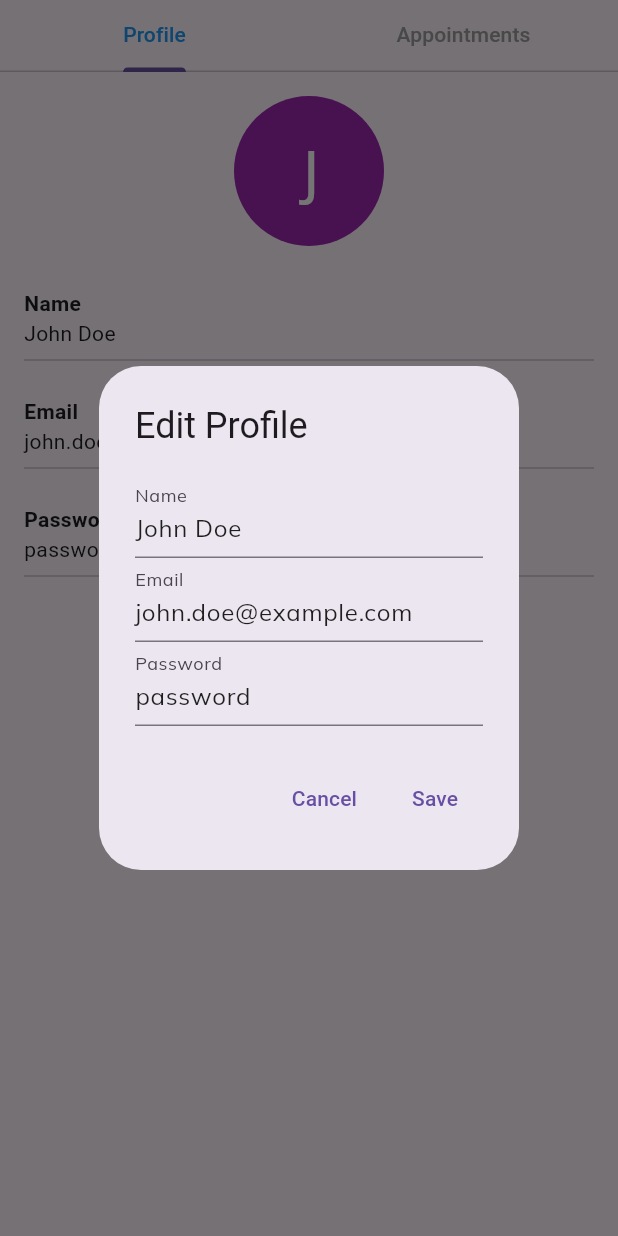
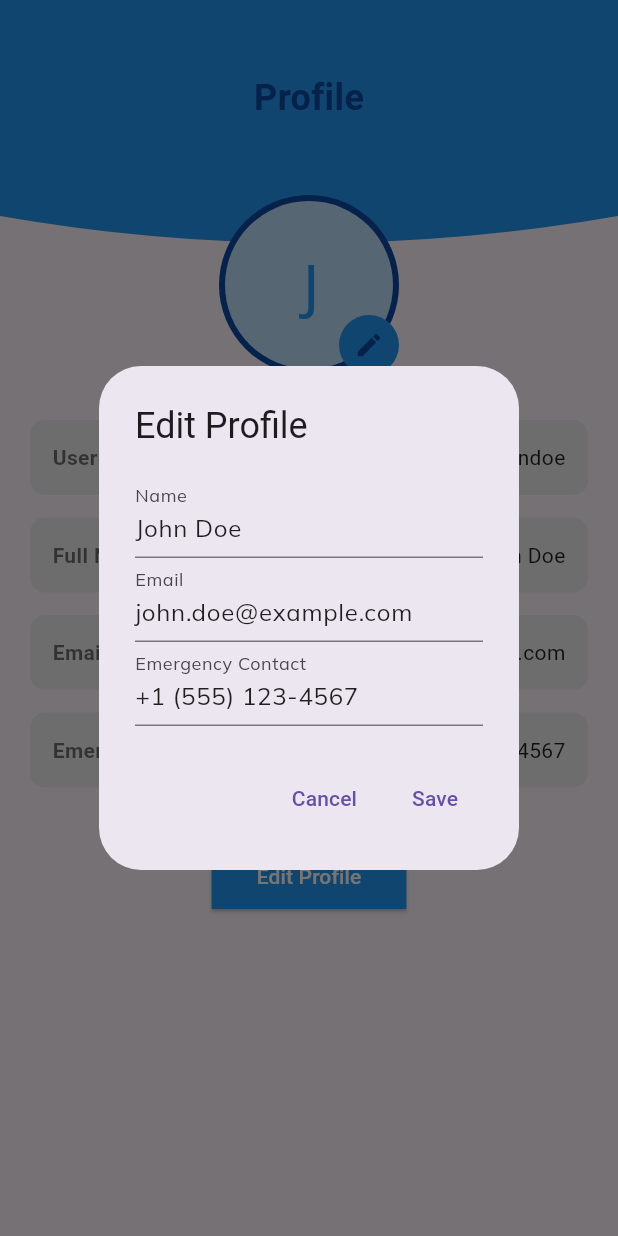
Before and after one commit to mutana-derrick/HealPath-Dev, a Flutter app: the PatientProfileTab screen opened directly, after a tap on "Edit Profile", on a phone screen of 412 x 824 dp. Run offline on Flutter 3.47's test engine with Material 3 defaults, Android fonts, the light colour scheme and no system bars; our stand-ins replace fl_chart, get, google_fonts, google_nav_bar, modal_bottom_sheet.

Commit message:
modified the patient profile page

```diff
--- a/lib/src/features/patient/profile_tab.dart
+++ b/lib/src/features/patient/profile_tab.dart
@@ -2,32 +2,29 @@ import 'package:flutter/material.dart';
 import 'package:get/get.dart';
 
 class PatientProfileTab extends StatelessWidget {
-  const PatientProfileTab({super.key});
+  const PatientProfileTab({Key? key}) : super(key: key);
 
   @override
   Widget build(BuildContext context) {
     return GetBuilder<PatientProfileController>(
       init: PatientProfileController(),
       builder: (controller) {
-        return DefaultTabController(
-          length: 2,
-          child: Column(
+        return Scaffold(
+          body: Stack(
             children: [
-              const TabBar(
-                tabs: [
-                  Tab(text: 'Profile'),
-                  Tab(text: 'Appointments'),
+              Column(
+                children: [
+                  _buildHeader(context),
+                  Expanded(
+                    child: _buildProfileContent(controller),
+                  ),
                 ],
-                labelColor: Colors.blue,
-                unselectedLabelColor: Colors.grey,
               ),
-              Expanded(
-                child: TabBarView(
-                  children: [
-                    _buildProfileView(controller),
-                    _buildAppointmentsView(),
-                  ],
-                ),
+              Positioned(
+                top: 130,
+                left: 0,
+                right: 0,
+                child: _buildProfileImage(controller),
               ),
             ],
           ),
@@ -36,33 +33,74 @@ class PatientProfileTab extends StatelessWidget {
     );
   }
 
-  Widget _buildProfileView(PatientProfileController controller) {
-    return SingleChildScrollView(
-      padding: const EdgeInsets.all(16.0),
-      child: Column(
-        crossAxisAlignment: CrossAxisAlignment.start,
+  Widget _buildHeader(BuildContext context) {
+    return CustomPaint(
+      painter: HeaderCurvePainter(),
+      child: Container(
+        height: 180,
+        padding: EdgeInsets.only(bottom: 50),
+        alignment: Alignment.center,
+        child: Text(
+          'Profile',
+          style: TextStyle(
+            fontSize: 24,
+            fontWeight: FontWeight.bold,
+            color: Colors.blue[900],
+          ),
+        ),
+      ),
+    );
+  }
+
+  Widget _buildProfileImage(PatientProfileController controller) {
+    return Center(
+      child: Stack(
         children: [
-          Center(
+          CircleAvatar(
+            radius: 60,
+            backgroundColor: Colors.blue[900],
             child: CircleAvatar(
-              radius: 50,
-              backgroundColor: Colors.purple,
-              child: controller.profileImageUrl.isEmpty
-                  ? Text(
-                      controller.nameController.text[0],
-                      style: const TextStyle(fontSize: 40, color: Colors.white),
-                    )
-                  : null,
+              radius: 56,
+              backgroundColor: Colors.blue[100],
+              child: Text(
+                controller.nameController.text[0].toUpperCase(),
+                style: TextStyle(fontSize: 40, color: Colors.blue),
+              ),
             ),
           ),
-          const SizedBox(height: 20),
-          _buildInfoField('Name', controller.nameController.text),
+          Positioned(
+            bottom: 0,
+            right: 0,
+            child: CircleAvatar(
+              radius: 20,
+              backgroundColor: Colors.blue,
+              child: Icon(Icons.edit, color: Colors.blue[900], size: 20),
+            ),
+          ),
+        ],
+      ),
+    );
+  }
+
+  Widget _buildProfileContent(PatientProfileController controller) {
+    return SingleChildScrollView(
+      padding: EdgeInsets.only(top: 100, left: 20, right: 20),
+      child: Column(
+        children: [
+          _buildInfoField('Username', controller.username),
+          _buildInfoField('Full Name', controller.nameController.text),
           _buildInfoField('Email', controller.emailController.text),
-          _buildInfoField('Password', controller.passwordController.text),
-          const SizedBox(height: 20),
-          Center(
-            child: ElevatedButton(
-              onPressed: () => _showEditProfileDialog(controller),
-              child: const Text('Edit Profile'),
+          _buildInfoField('Emergency Contact', controller.emergencyContact),
+          SizedBox(height: 20),
+          ElevatedButton(
+            onPressed: () => _showEditProfileDialog(controller),
+            child: Text('Edit Profile', style: TextStyle(color: Colors.white)),
+            style: ElevatedButton.styleFrom(
+              backgroundColor: Colors.blue,
+              shape: RoundedRectangleBorder(
+                borderRadius: BorderRadius.circular(0),
+              ),
+              padding: EdgeInsets.symmetric(horizontal: 30, vertical: 12),
             ),
           ),
         ],
@@ -71,22 +109,30 @@ class PatientProfileTab extends StatelessWidget {
   }
 
   Widget _buildInfoField(String label, String value) {
-    return Padding(
-      padding: const EdgeInsets.symmetric(vertical: 8.0),
-      child: Column(
-        crossAxisAlignment: CrossAxisAlignment.start,
+    return Container(
+      margin: EdgeInsets.only(bottom: 15),
+      padding: EdgeInsets.all(15),
+      decoration: BoxDecoration(
+        color: Colors.grey[200],
+        borderRadius: BorderRadius.circular(10),
+      ),
+      child: Row(
+        mainAxisAlignment: MainAxisAlignment.spaceBetween,
         children: [
-          Text(label, style: const TextStyle(fontWeight: FontWeight.bold)),
-          Text(value),
-          const Divider(),
+          Text(
+            label,
+            style: TextStyle(
+              fontWeight: FontWeight.bold,
+              color: Colors.black54,
+            ),
+          ),
+          Text(
+            value,
+            style: TextStyle(color: Colors.black87),
+          ),
         ],
       ),
     );
-  }
-
-  Widget _buildAppointmentsView() {
-    // Placeholder for appointments view
-    return const Center(child: Text('Appointments View'));
   }
 
   void _showEditProfileDialog(PatientProfileController controller) {
@@ -94,22 +140,24 @@ class PatientProfileTab extends StatelessWidget {
       context: Get.context!,
       builder: (BuildContext context) {
         return AlertDialog(
-          title: const Text('Edit Profile'),
+          title: Text('Edit Profile'),
           content: SingleChildScrollView(
             child: Column(
               mainAxisSize: MainAxisSize.min,
               children: [
                 TextField(
-                  decoration: const InputDecoration(labelText: 'Name'),
+                  decoration: InputDecoration(labelText: 'Name'),
                   controller: controller.nameController,
                 ),
                 TextField(
-                  decoration: const InputDecoration(labelText: 'Email'),
+                  decoration: InputDecoration(labelText: 'Email'),
                   controller: controller.emailController,
                 ),
                 TextField(
-                  decoration: const InputDecoration(labelText: 'Password'),
-                  controller: controller.passwordController,
+                  decoration: InputDecoration(labelText: 'Emergency Contact'),
+                  controller:
+                      TextEditingController(text: controller.emergencyContact),
+                  onChanged: (value) => controller.emergencyContact = value,
                 ),
               ],
             ),
@@ -117,14 +165,14 @@ class PatientProfileTab extends StatelessWidget {
           actions: [
             TextButton(
               onPressed: () => Navigator.of(context).pop(),
-              child: const Text('Cancel'),
+              child: Text('Cancel'),
             ),
             TextButton(
               onPressed: () {
                 controller.updateProfile();
                 Navigator.of(context).pop();
               },
-              child: const Text('Save'),
+              child: Text('Save'),
             ),
           ],
         );
@@ -133,13 +181,38 @@ class PatientProfileTab extends StatelessWidget {
   }
 }
 
+class HeaderCurvePainter extends CustomPainter {
+  @override
+  void paint(Canvas canvas, Size size) {
+    var paint = Paint();
+    paint.color = Colors.blue;
+    paint.style = PaintingStyle.fill;
+
+    var path = Path();
+    path.moveTo(0, 0);
+    path.lineTo(0, size.height * 0.8);
+    path.quadraticBezierTo(
+      size.width / 2,
+      size.height,
+      size.width,
+      size.height * 0.8,
+    );
+    path.lineTo(size.width, 0);
+    path.close();
+
+    canvas.drawPath(path, paint);
+  }
+
+  @override
+  bool shouldRepaint(CustomPainter oldDelegate) => false;
+}
+
 class PatientProfileController extends GetxController {
   final nameController = TextEditingController();
   final emailController = TextEditingController();
-  final passwordController = TextEditingController();
-
   String profileImageUrl = '';
   String emergencyContact = '';
+  String username = 'johndoe';
 
   @override
   void onInit() {
@@ -147,16 +220,12 @@ class PatientProfileController extends GetxController {
     // Fetch initial data (this would usually be from a backend)
     nameController.text = 'John Doe';
     emailController.text = 'john.doe@example.com';
-    passwordController.text = 'password';
+    emergencyContact = '+1 (555) 123-4567';
   }
 
-  // Update profile functionality (this should send updated data to a backend)
   void updateProfile() {
     // Here you would typically send the updated data to your backend
-    // For now, we'll just update the local state and show a success message
-    emergencyContact = emergencyContact;
-    update(); // This triggers a rebuild of the UI
-
+    update();
     Get.snackbar('Success', 'Profile updated successfully',
         snackPosition: SnackPosition.BOTTOM);
   }
```
Also changed, not shown: lib/src/features/patient/community_tab.dart (+86 -9 lines).
